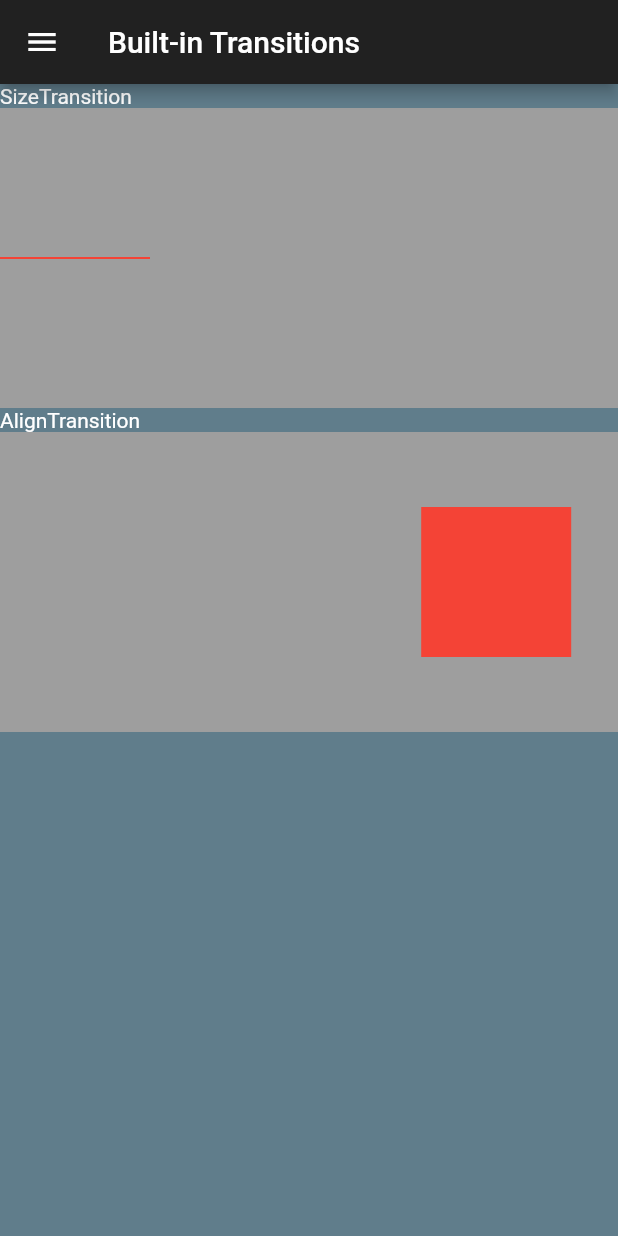
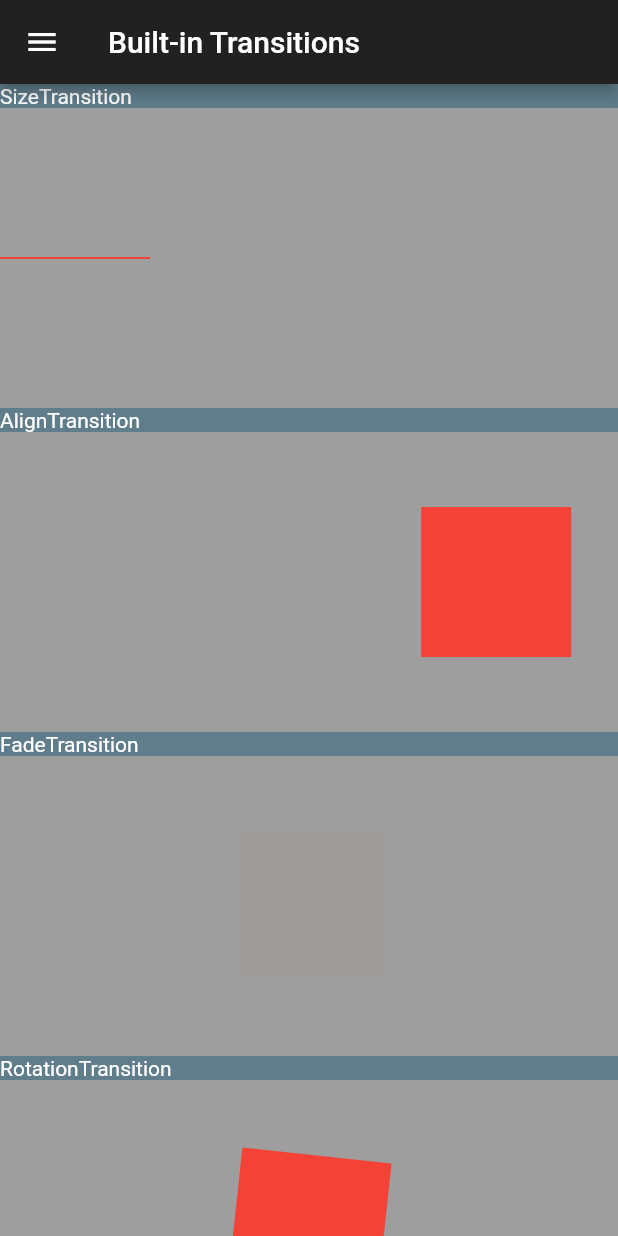
Before and after one commit to MikeGreat/cv, a Flutter app: the ExplicitAnimationsPage screen opened directly, on a phone screen of 412 x 824 dp. Run offline on Flutter 3.47's test engine with Material 2 defaults, Android fonts, the light colour scheme and no system bars; our stand-ins replace bloc, equatable, firebase_analytics, firebase_crashlytics, flutter_bloc, flutter_neumorphic and 2 more; accounts and stored records are empty.

Commit message:
Other transitions added

```diff
--- a/lib/ui/page/playground/explicit/build_in_transitions.dart
+++ b/lib/ui/page/playground/explicit/build_in_transitions.dart
@@ -5,11 +5,15 @@ class BuiltInTransitionsPage extends StatefulWidget {
   _BuiltInTransitionsPageState createState() => _BuiltInTransitionsPageState();
 }
 
-class _BuiltInTransitionsPageState extends State<BuiltInTransitionsPage> with TickerProviderStateMixin {
-
+class _BuiltInTransitionsPageState extends State<BuiltInTransitionsPage>
+    with TickerProviderStateMixin {
   AnimationController _transitionAnimation;
   Animatable<double> _sizeTransitionAnimatable;
   Animatable<AlignmentGeometry> _alignmentTransitionAnimatable;
+  Animatable<double> _fadeTransitionAnimatable;
+  Animatable<double> _rotationTransitionAnimatable;
+  Animatable<Decoration> _decorationTransitionAnimatable;
+  Animatable<TextStyle> _textStyleTransitionAnimatable;
 
   @override
   void initState() {
@@ -29,13 +33,38 @@ class _BuiltInTransitionsPageState extends State<BuiltInTransitionsPage> with Ti
       end: Alignment.centerLeft,
     );
 
+    _fadeTransitionAnimatable = CurveTween(
+      curve: Curves.easeIn,
+    );
+
+    _rotationTransitionAnimatable = CurveTween(
+      curve: Curves.easeIn,
+    );
+
+    _decorationTransitionAnimatable = DecorationTween(
+      begin: BoxDecoration(
+          color: Colors.red,
+          borderRadius: BorderRadius.all(Radius.circular(10)),
+        border: Border.all(color: Colors.black, style: BorderStyle.solid, width: 1)
+      ),
+      end: BoxDecoration(
+          color: Colors.blue,
+          borderRadius: BorderRadius.all(Radius.circular(50)),
+          border: Border.all(color: Colors.white, style: BorderStyle.solid, width: 10)
+    ),
+    );
+
+    _textStyleTransitionAnimatable = TextStyleTween(
+      begin: TextStyle(color: Colors.white, fontSize: 30, letterSpacing: 1, fontWeight: FontWeight.w400),
+      end: TextStyle(color: Colors.black, fontSize: 20, letterSpacing: 2, fontWeight: FontWeight.w800)
+    );
   }
 
   @override
   Widget build(BuildContext context) {
     return ListView(
       children: <Widget>[
-        Text("SizeTransition"),
+        Text('SizeTransition'),
         Container(
           height: 200,
           color: Colors.grey,
@@ -50,23 +79,63 @@ class _BuiltInTransitionsPageState extends State<BuiltInTransitionsPage> with Ti
             ),
           ),
         ),
-        Text("AlignTransition"),
+        Text('AlignTransition'),
         Container(
           height: 200,
           color: Colors.grey,
           child: AlignTransition(
-            alignment: _transitionAnimation.drive(_alignmentTransitionAnimatable),
+            alignment:
+                _transitionAnimation.drive(_alignmentTransitionAnimatable),
+            child: Container(width: 100, height: 100, color: Colors.red),
+          ),
+        ),
+        Text('FadeTransition'),
+        Container(
+          height: 200,
+          color: Colors.grey,
+          child: FadeTransition(
+            opacity: _transitionAnimation.drive(_fadeTransitionAnimatable),
+            child: Center(
+              child: Container(width: 100, height: 100, color: Colors.red),
+            ),
+          ),
+        ),
+        Text('RotationTransition'),
+        Container(
+          height: 200,
+          color: Colors.grey,
+          child: RotationTransition(
+            turns: _transitionAnimation.drive(_rotationTransitionAnimatable),
+            child: Center(
+              child: Container(width: 100, height: 100, color: Colors.red),
+            ),
+          ),
+        ),
+        Text('DecoratedBoxTransition'),
+        Container(
+          height: 200,
+          color: Colors.grey,
+          child: Center(
             child: Container(
               width: 100,
               height: 100,
-              color: Colors.red
+              child: DecoratedBoxTransition(
+                decoration:
+                    _transitionAnimation.drive(_decorationTransitionAnimatable),
+                child: Container(),
+              ),
             ),
           ),
         ),
-//        Text(""),
-//        FadeTransition(),
-//        Text(""),
-//        RotationTransition(),
+        Text('DefaultTextStyleTransition'),
+        Container(
+          height: 200,
+          color: Colors.grey,
+          child: DefaultTextStyleTransition(
+            style: _transitionAnimation.drive(_textStyleTransitionAnimatable),
+            child: Text('Hello World')
+          ),
+        ),
       ],
     );
   }
```
